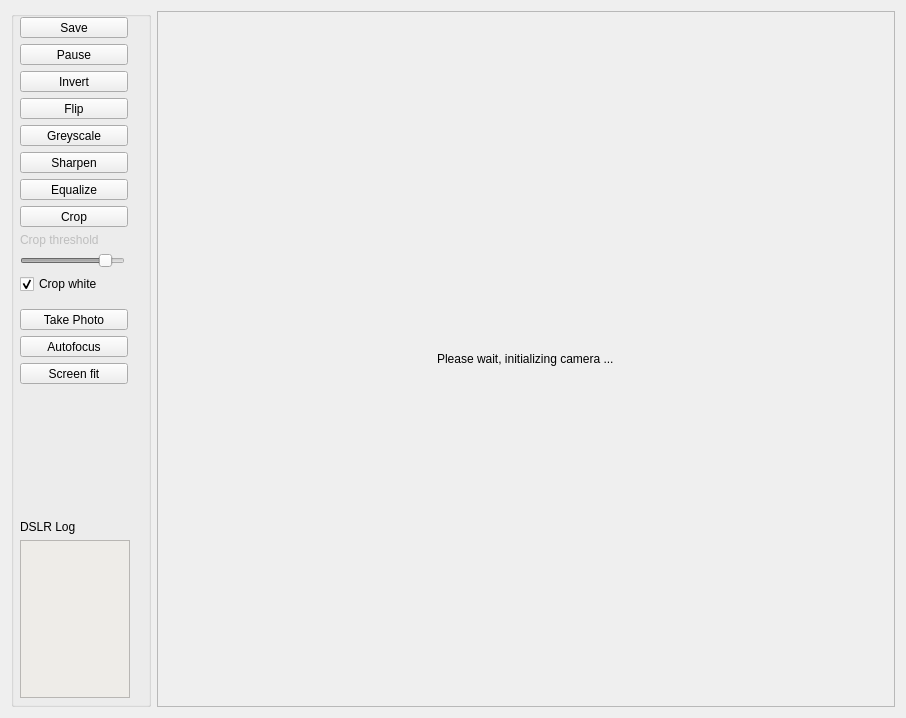
The window that src/dialog.ui (JohannesBiermann/NegativeViewer) describes before a commit, drawn with Qt 5.
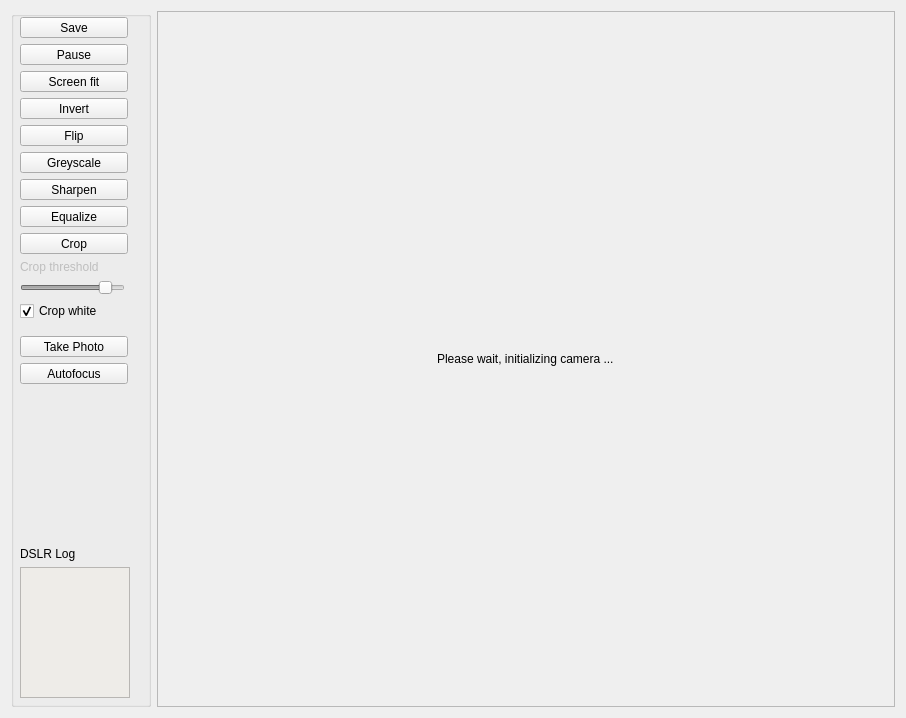
The same window after the commit. Icons and pictures are not drawn.

Commit message:
Make "screen fit" available to webcams
Just moved the button up out of the slr/webcam toggle section.
Worked straight away. :-)

```diff
--- a/src/dialog.ui
+++ b/src/dialog.ui
@@ -93,6 +93,26 @@
         </property>
        </widget>
       </item>
+      <item>
+       <widget class="QToolButton" name="btnFitToScreen">
+        <property name="styleSheet">
+         <string notr="true">width:100%;</string>
+        </property>
+        <property name="text">
+         <string>Screen fit</string>
+        </property>
+        <property name="icon">
+         <iconset resource="qtressource.qrc">
+          <normaloff>:/appimages/led-icons/doc_resize_actual.png</normaloff>:/appimages/led-icons/doc_resize_actual.png</iconset>
+        </property>
+        <property name="checkable">
+         <bool>true</bool>
+        </property>
+        <property name="toolButtonStyle">
+         <enum>Qt::ToolButtonTextBesideIcon</enum>
+        </property>
+       </widget>
+      </item>
       <item>
        <widget class="QToolButton" name="btnInvert">
         <property name="styleSheet">
@@ -478,26 +498,6 @@
             </property>
            </widget>
           </item>
-          <item>
-           <widget class="QToolButton" name="btnFitToScreen">
-            <property name="styleSheet">
-             <string notr="true">width:100%;</string>
-            </property>
-            <property name="text">
-             <string>Screen fit</string>
-            </property>
-            <property name="icon">
-             <iconset resource="qtressource.qrc">
-              <normaloff>:/appimages/led-icons/doc_resize_actual.png</normaloff>:/appimages/led-icons/doc_resize_actual.png</iconset>
-            </property>
-            <property name="checkable">
-             <bool>true</bool>
-            </property>
-            <property name="toolButtonStyle">
-             <enum>Qt::ToolButtonTextBesideIcon</enum>
-            </property>
-           </widget>
-          </item>
           <item>
            <spacer name="bottomSpacer">
             <property name="orientation">
```
Left out of the diff: 11 changed lines with no effect on the pictures.
